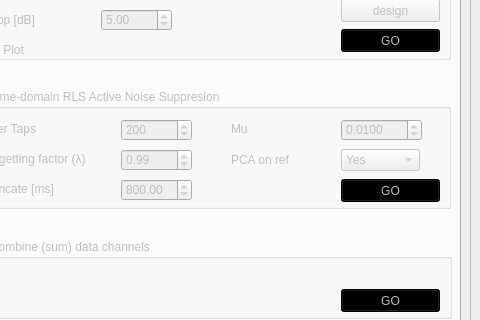
LemmaSoftware/akvo, file akvo/gui/main.ui: the form before one commit; both pictures show x 520 to 1000 and y 475 to 795 of the 1000 by 980 pixel window.
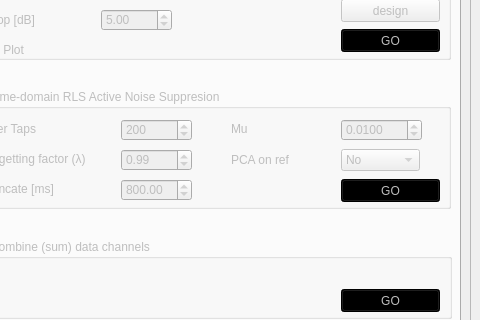
The form after the commit. Custom widgets are drawn as their Qt base class.

Commit message: Don't default to PCA, preliminary support for later transmitter versions

Diff of the .ui file:
```diff
--- a/akvo/gui/main.ui
+++ b/akvo/gui/main.ui
@@ -73,8 +73,8 @@
         <rect>
          <x>0</x>
          <y>0</y>
-         <width>966</width>
-         <height>919</height>
+         <width>982</width>
+         <height>921</height>
         </rect>
        </property>
        <layout class="QHBoxLayout" name="horizontalLayout_2">
@@ -1573,6 +1573,9 @@
              <property name="toolTip">
               <string>&lt;html&gt;&lt;head/&gt;&lt;body&gt;&lt;p&gt;Perform priciple component analysis on the reference channels? If &lt;span style=&quot; font-weight:600;&quot;&gt;yes&lt;/span&gt;, PCA will performed on the reference channels and the rotated channels will be used for noise cancelation rather than the raw noise channels. In the case of multiple noise sources where one dominantes across channels, better performance can be realized.&lt;/p&gt;&lt;/body&gt;&lt;/html&gt;</string>
              </property>
+             <property name="currentIndex">
+              <number>1</number>
+             </property>
              <item>
               <property name="text">
                <string>Yes</string>
```
Left out of the diff: 2 changed lines with no effect on the pictures. The commit also changes 1 other file.
